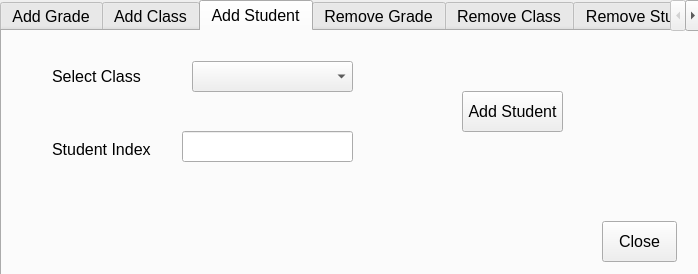
Above: manageclasses.ui from dkithmal/BinduProjectTeacher before the change. Below: the same form after it.
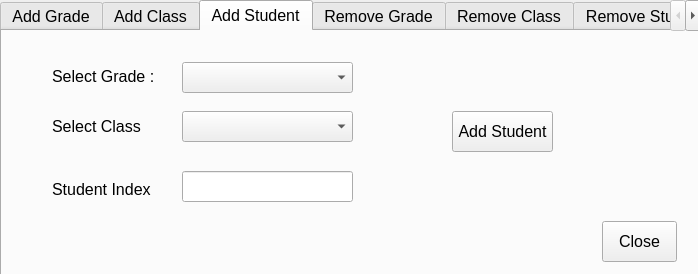
That is the form after the change. The open tabs and pages were chosen to show the change.

```diff
--- a/manageclasses.ui
+++ b/manageclasses.ui
@@ -169,7 +169,7 @@
      <property name="geometry">
       <rect>
        <x>50</x>
-       <y>30</y>
+       <y>80</y>
        <width>111</width>
        <height>31</height>
       </rect>
@@ -181,9 +181,9 @@
     <widget class="QComboBox" name="cBSelectClass">
      <property name="geometry">
       <rect>
-       <x>190</x>
-       <y>30</y>
-       <width>161</width>
+       <x>180</x>
+       <y>80</y>
+       <width>171</width>
        <height>31</height>
       </rect>
      </property>
@@ -192,7 +192,7 @@
      <property name="geometry">
       <rect>
        <x>50</x>
-       <y>110</y>
+       <y>150</y>
        <width>111</width>
        <height>16</height>
       </rect>
@@ -205,7 +205,7 @@
      <property name="geometry">
       <rect>
        <x>180</x>
-       <y>100</y>
+       <y>140</y>
        <width>171</width>
        <height>31</height>
       </rect>
@@ -214,8 +214,8 @@
     <widget class="QPushButton" name="pBAddStudent">
      <property name="geometry">
       <rect>
-       <x>460</x>
-       <y>60</y>
+       <x>450</x>
+       <y>80</y>
        <width>101</width>
        <height>41</height>
       </rect>
@@ -237,6 +237,29 @@
       <string>Close</string>
      </property>
     </widget>
+    <widget class="QLabel" name="label_10">
+     <property name="geometry">
+      <rect>
+       <x>50</x>
+       <y>35</y>
+       <width>101</width>
+       <height>21</height>
+      </rect>
+     </property>
+     <property name="text">
+      <string>Select Grade :</string>
+     </property>
+    </widget>
+    <widget class="QComboBox" name="cBSelectGrade_3">
+     <property name="geometry">
+      <rect>
+       <x>180</x>
+       <y>31</y>
+       <width>171</width>
+       <height>31</height>
+      </rect>
+     </property>
+    </widget>
    </widget>
    <widget class="QWidget" name="tab_4">
     <attribute name="title">
```
Left out of the diff: 33 changed lines with no effect on the pictures.
